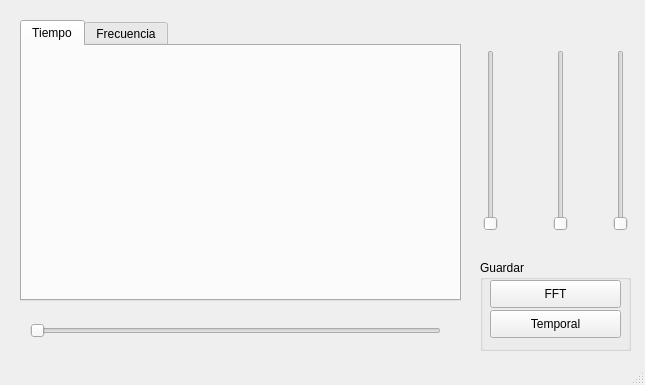
This is Rigol DS1052E/qtdesigner/osc.ui in cdnexx/IC2023 as Qt 5 draws it before an edit. The edited form follows.
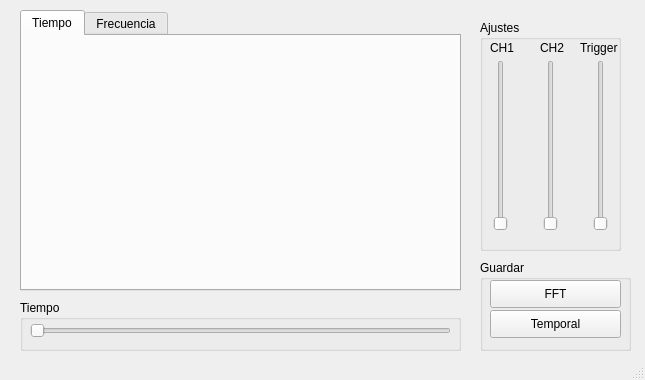
This is the edited form. The open tabs and pages were chosen to show the change.

Diff of the .ui file:
```diff
--- a/Rigol DS1052E/qtdesigner/osc.ui
+++ b/Rigol DS1052E/qtdesigner/osc.ui
@@ -7,70 +7,18 @@
     <x>0</x>
     <y>0</y>
     <width>645</width>
-    <height>385</height>
+    <height>380</height>
    </rect>
   </property>
   <property name="windowTitle">
    <string>MainWindow</string>
   </property>
   <widget class="QWidget" name="centralwidget">
-   <widget class="QSlider" name="horizontalSlider">
-    <property name="geometry">
-     <rect>
-      <x>30</x>
-      <y>320</y>
-      <width>411</width>
-      <height>22</height>
-     </rect>
-    </property>
-    <property name="orientation">
-     <enum>Qt::Horizontal</enum>
-    </property>
-   </widget>
-   <widget class="QSlider" name="verticalSlider">
-    <property name="geometry">
-     <rect>
-      <x>480</x>
-      <y>50</y>
-      <width>22</width>
-      <height>181</height>
-     </rect>
-    </property>
-    <property name="orientation">
-     <enum>Qt::Vertical</enum>
-    </property>
-   </widget>
-   <widget class="QSlider" name="verticalSlider_2">
-    <property name="geometry">
-     <rect>
-      <x>550</x>
-      <y>50</y>
-      <width>22</width>
-      <height>181</height>
-     </rect>
-    </property>
-    <property name="orientation">
-     <enum>Qt::Vertical</enum>
-    </property>
-   </widget>
-   <widget class="QSlider" name="verticalSlider_3">
-    <property name="geometry">
-     <rect>
-      <x>610</x>
-      <y>50</y>
-      <width>22</width>
-      <height>181</height>
-     </rect>
-    </property>
-    <property name="orientation">
-     <enum>Qt::Vertical</enum>
-    </property>
-   </widget>
    <widget class="QTabWidget" name="tabWidget">
     <property name="geometry">
      <rect>
       <x>20</x>
-      <y>20</y>
+      <y>10</y>
       <width>441</width>
       <height>281</height>
      </rect>
@@ -128,6 +76,123 @@
      </property>
     </widget>
    </widget>
+   <widget class="QGroupBox" name="groupBox_2">
+    <property name="geometry">
+     <rect>
+      <x>480</x>
+      <y>20</y>
+      <width>141</width>
+      <height>231</height>
+     </rect>
+    </property>
+    <property name="title">
+     <string>Ajustes</string>
+    </property>
+    <widget class="QSlider" name="verticalSlider">
+     <property name="geometry">
+      <rect>
+       <x>10</x>
+       <y>40</y>
+       <width>22</width>
+       <height>171</height>
+      </rect>
+     </property>
+     <property name="orientation">
+      <enum>Qt::Vertical</enum>
+     </property>
+    </widget>
+    <widget class="QSlider" name="verticalSlider_2">
+     <property name="geometry">
+      <rect>
+       <x>60</x>
+       <y>40</y>
+       <width>22</width>
+       <height>171</height>
+      </rect>
+     </property>
+     <property name="orientation">
+      <enum>Qt::Vertical</enum>
+     </property>
+    </widget>
+    <widget class="QSlider" name="verticalSlider_3">
+     <property name="geometry">
+      <rect>
+       <x>110</x>
+       <y>40</y>
+       <width>22</width>
+       <height>171</height>
+      </rect>
+     </property>
+     <property name="orientation">
+      <enum>Qt::Vertical</enum>
+     </property>
+    </widget>
+    <widget class="QLabel" name="label">
+     <property name="geometry">
+      <rect>
+       <x>10</x>
+       <y>20</y>
+       <width>31</width>
+       <height>16</height>
+      </rect>
+     </property>
+     <property name="text">
+      <string>CH1</string>
+     </property>
+    </widget>
+    <widget class="QLabel" name="label_2">
+     <property name="geometry">
+      <rect>
+       <x>60</x>
+       <y>20</y>
+       <width>31</width>
+       <height>16</height>
+      </rect>
+     </property>
+     <property name="text">
+      <string>CH2</string>
+     </property>
+    </widget>
+    <widget class="QLabel" name="label_3">
+     <property name="geometry">
+      <rect>
+       <x>100</x>
+       <y>20</y>
+       <width>41</width>
+       <height>16</height>
+      </rect>
+     </property>
+     <property name="text">
+      <string>Trigger</string>
+     </property>
+    </widget>
+   </widget>
+   <widget class="QGroupBox" name="groupBox_3">
+    <property name="geometry">
+     <rect>
+      <x>20</x>
+      <y>300</y>
+      <width>441</width>
+      <height>51</height>
+     </rect>
+    </property>
+    <property name="title">
+     <string>Tiempo</string>
+    </property>
+    <widget class="QSlider" name="horizontalSlider">
+     <property name="geometry">
+      <rect>
+       <x>10</x>
+       <y>20</y>
+       <width>421</width>
+       <height>22</height>
+      </rect>
+     </property>
+     <property name="orientation">
+      <enum>Qt::Horizontal</enum>
+     </property>
+    </widget>
+   </widget>
   </widget>
   <widget class="QMenuBar" name="menubar">
    <property name="geometry">
```
Left out of the diff: 4 changed lines with no effect on the pictures.
